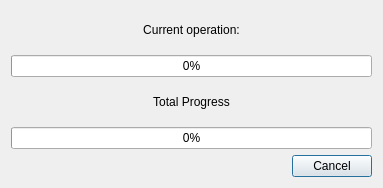
The window that src/progressdialog.ui (drf/devicesync) describes before a commit, drawn with Qt 5.
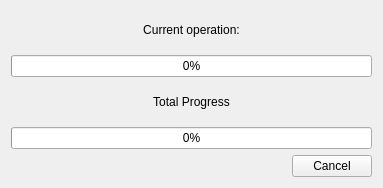
The same window after the commit. Custom widgets are drawn as their Qt base class.

Diff of the .ui file:
```diff
--- a/src/progressdialog.ui
+++ b/src/progressdialog.ui
@@ -1,6 +1,6 @@
 <ui version="4.0" >
  <class>progressDialog</class>
- <widget class="QDialog" name="progressDialog" >
+ <widget class="QWidget" name="progressDialog" >
   <property name="geometry" >
    <rect>
     <x>0</x>
```
